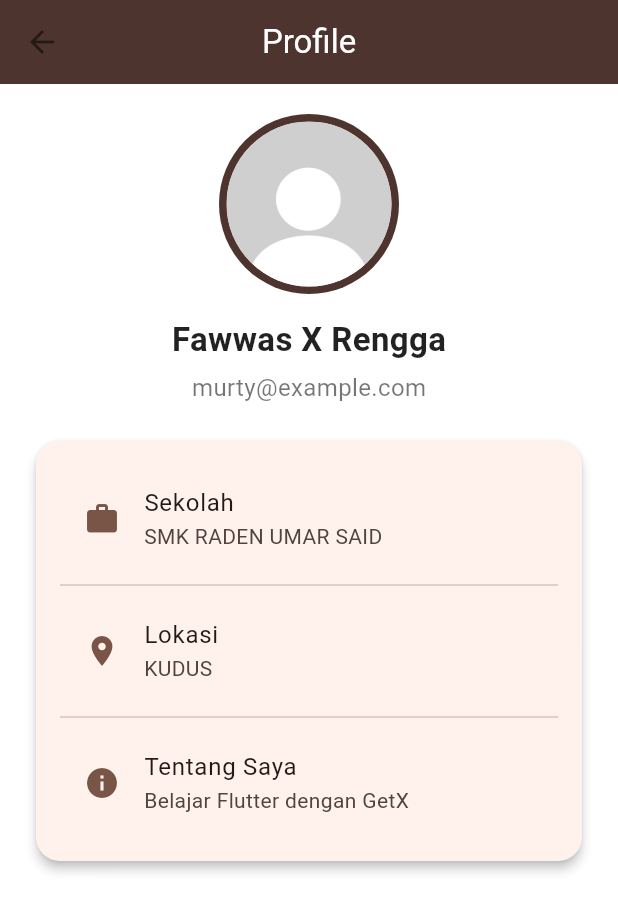
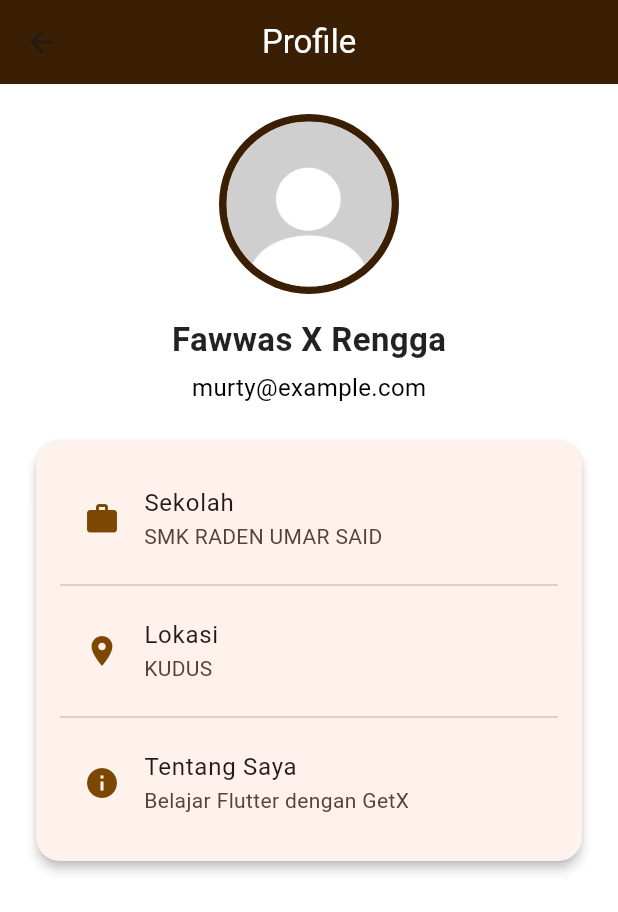
Before and after one commit to fawwazz-z/todo_list_app, a Flutter app: the ProfilePage screen opened by its route, on a phone screen of 412 x 824 dp. Shown: the top 912 px of the screen. Run offline on Flutter 3.47's test engine with Material 3 defaults, Android fonts, the phone set to English and light mode, and no system bars; our stand-ins replace get.

Commit message:
FEAT [RENGGA] add colors

```diff
--- a/lib/controllers/history_controller.dart
+++ b/lib/controllers/history_controller.dart
@@ -1,6 +1,5 @@
 import 'package:get/get.dart';
 import 'todo_controller.dart';
-import 'package:intl/intl.dart';
 
 class HistoryController extends GetxController {
   final todoController = Get.find<TodoController>();
--- a/lib/controllers/login_controller.dart
+++ b/lib/controllers/login_controller.dart
@@ -1,8 +1,6 @@
 import 'package:flutter/material.dart';
 import 'package:get/get.dart';
 import 'package:todo_list_app/routes/routes.dart';
-import '../bindings/dashboard_bindings.dart';
-import '../pages/dashboard_page.dart';
 
 class LoginController extends GetxController {
   final usernameController = TextEditingController();
--- a/lib/main.dart
+++ b/lib/main.dart
@@ -4,8 +4,6 @@ import 'package:todo_list_app/bindings/dashboard_bindings.dart';
 import 'package:todo_list_app/routes/pages.dart';
 import 'package:todo_list_app/routes/routes.dart';
 import 'package:get/get.dart';
-import 'package:todo_list_app/bindings/login_bindings.dart';
-import 'package:todo_list_app/pages/login_page.dart';
 
 void main() {
   runApp(const MyApp());
--- a/lib/pages/profile_page.dart
+++ b/lib/pages/profile_page.dart
@@ -1,4 +1,5 @@
 import 'package:flutter/material.dart';
+import 'package:todo_list_app/widgets/custom_color.dart';
 
 class ProfilePage extends StatelessWidget {
   const ProfilePage({super.key});
@@ -6,9 +7,9 @@ class ProfilePage extends StatelessWidget {
   @override
   Widget build(BuildContext context) {
     return Scaffold(
-      backgroundColor: Colors.white,
+      backgroundColor: AppColors.white,
       appBar: AppBar(
-        backgroundColor: Colors.brown[800], // tema coklat tua
+        backgroundColor: AppColors.darkBrown, // tema coklat tua
         title: const Text("Profile", style: TextStyle(color: Colors.white)),
         centerTitle: true,
         elevation: 0,
@@ -21,7 +22,7 @@ class ProfilePage extends StatelessWidget {
             // Foto Profil Dummy
             CircleAvatar(
               radius: 60,
-              backgroundColor: Colors.brown[800],
+              backgroundColor: AppColors.darkBrown,
               child: const CircleAvatar(
                 radius: 55,
                 backgroundImage: AssetImage('images/ppkosong.jpg'),
@@ -41,7 +42,7 @@ class ProfilePage extends StatelessWidget {
             const SizedBox(height: 5),
             const Text(
               "murty@example.com",
-              style: TextStyle(fontSize: 16, color: Colors.black54),
+              style: TextStyle(fontSize: 16, color: AppColors.black),
             ),
 
             const SizedBox(height: 20),
@@ -57,19 +58,19 @@ class ProfilePage extends StatelessWidget {
                 child: Column(
                   children: const [
                     ListTile(
-                      leading: Icon(Icons.work, color: Colors.brown),
+                      leading: Icon(Icons.work, color: AppColors.brown),
                       title: Text("Sekolah"),
                       subtitle: Text("SMK RADEN UMAR SAID"),
                     ),
                     Divider(),
                     ListTile(
-                      leading: Icon(Icons.location_on, color: Colors.brown),
+                      leading: Icon(Icons.location_on, color: AppColors.brown),
                       title: Text("Lokasi"),
                       subtitle: Text("KUDUS"),
                     ),
                     Divider(),
                     ListTile(
-                      leading: Icon(Icons.info, color: Colors.brown),
+                      leading: Icon(Icons.info, color: AppColors.brown),
                       title: Text("Tentang Saya"),
                       subtitle: Text("Belajar Flutter dengan GetX "),
                     ),
@@ -78,9 +79,7 @@ class ProfilePage extends StatelessWidget {
               ),
             ),
 
-
             const SizedBox(height: 30),
-
           ],
         ),
       ),
--- a/lib/pages/todo_list_page.dart
+++ b/lib/pages/todo_list_page.dart
@@ -2,7 +2,6 @@ import 'package:flutter/material.dart';
 import 'package:get/get.dart';
 import '../controllers/todo_controller.dart';
 import '../widgets/todo_card.dart';
-import 'add_todo_page.dart';
 import '../routes/routes.dart';
 
 class TodoListPage extends StatelessWidget {
--- a/lib/widgets/custom_color.dart
+++ b/lib/widgets/custom_color.dart
@@ -1,11 +1,13 @@
 import 'package:flutter/material.dart';
 
 class AppColors {
-  static const Color primary = Color(0xFF748873);
-  static const Color secondary = Color(0xFFD1A980);
-  static const Color background = Color(0xFFE5E0D8);
-  static const Color surface = Color(0xFFF8F8F8);
-  static const Color appbar =  Color(0xFFF08787);
-  static const Color textDark = Colors.black87;
-  static const Color textLight = Colors.white;
+  // Warna utama palet coklat
+  static const Color darkBrown = Color(0xFF3A1F04); // coklat tua
+  static const Color brown = Color(0xFF7C4700); // coklat utama
+  static const Color mediumBrown = Color(0xFF997950); // coklat sedang
+  static const Color lightBrown = Color(0xFFD1A980); // coklat muda
+
+  // Netral
+  static const Color white = Color(0xFFFFFFFF);
+  static const Color black = Color(0xFF000000);
 }
```
Also changed, not shown: lib/pages/add_todo_page.dart (+6 -4 lines).
